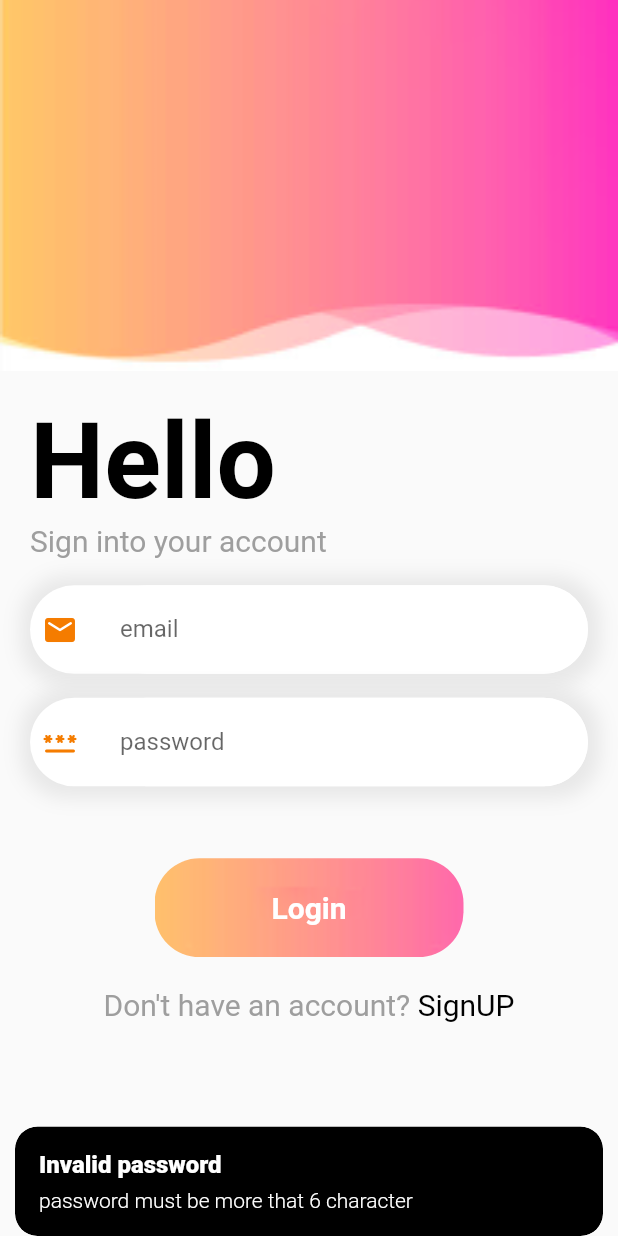
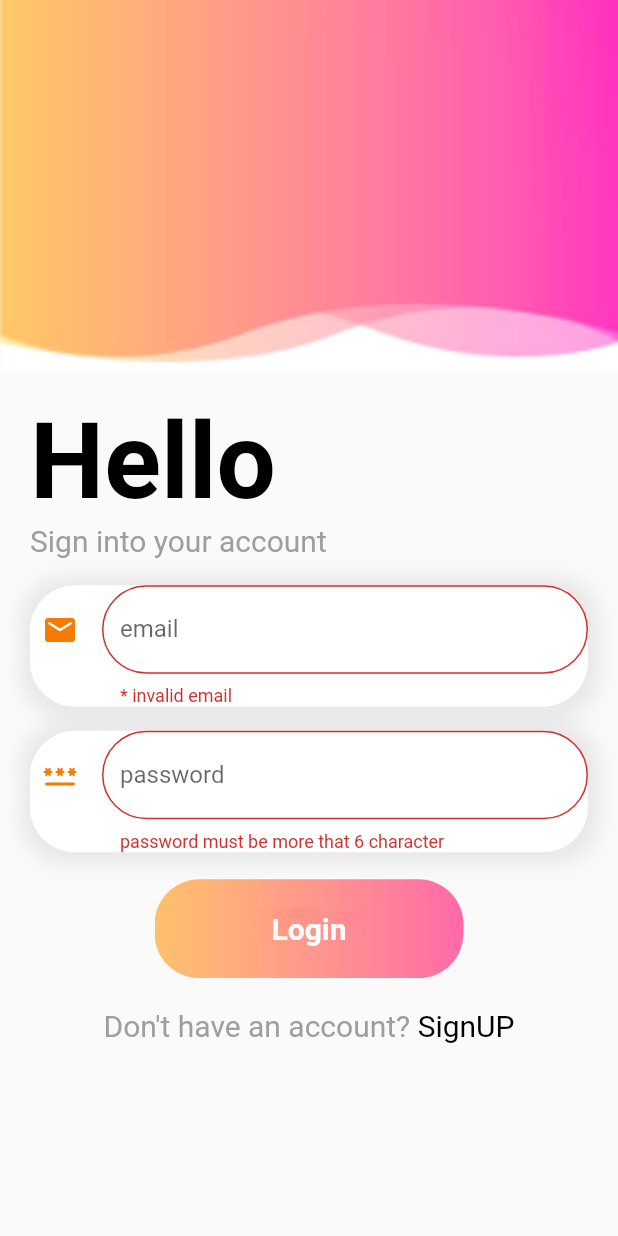
Before and after one commit to obetta1/movie-app, a Flutter app: the screen it shows after launch, after a tap on "Login", on a phone screen of 412 x 824 dp. Run offline on Flutter 3.47's test engine with Material 2 defaults, Android fonts, the phone set to English and light mode, and no system bars; our stand-ins replace cached_network_image, cloud_firestore, equatable, firebase_auth, firebase_core, firebase_storage and 4 more; accounts and stored records are empty.

Commit message:
updated text input fields

```diff
--- a/lib/controller/movie_controller.dart
+++ b/lib/controller/movie_controller.dart
@@ -25,7 +25,8 @@ class MovieController extends GetxController{
 
   void addMovieToLocal()async{
     Box box = await localStorageRepository.open();
-      movies.forEach((element) {localStorageRepository.addMovieToLocalStorage(box, element); });
+    await box.clear();
+      for (var element in movies) {localStorageRepository.addMovieToLocalStorage(box, element); }
   }
   void getMoviesFromLocaCach() async{
     Box box = await localStorageRepository.open();
--- a/lib/screens/login_screen.dart
+++ b/lib/screens/login_screen.dart
@@ -8,19 +8,28 @@ import '../widgets/widget.dart';
 import 'screens.dart';
 
 
-class LoginScreen extends StatelessWidget {
-   LoginScreen({super.key});
+class LoginScreen extends StatefulWidget {
+   const LoginScreen({super.key});
+
+  @override
+  State<LoginScreen> createState() => _LoginScreenState();
+}
+
+class _LoginScreenState extends State<LoginScreen> {
   final AuthController authController = Get.put(AuthController());
+   final formKey = GlobalKey<FormState>();
+  final formKey2 = GlobalKey<FormState>();
+
   @override
   Widget build(BuildContext context) {
-    final textStyle = Theme.of(context).textTheme;
     double wSize = MediaQuery.of(context).size.width;
     double hSize = MediaQuery.of(context).size.height;
     var emailController = TextEditingController();
     var passwordController = TextEditingController();
 
     return Scaffold(
-      body: Column(
+      body: SingleChildScrollView(
+        child: Column(
           children: [
             Container(
               width: wSize,
@@ -49,23 +58,42 @@ class LoginScreen extends StatelessWidget {
                       'Sign into your account',
                     ),
                     const SizedBox(height: 10),
-                  CustomInputfield(controller: emailController, label: 'email', icon: Icons.email_rounded,),
-                  CustomInputfield(controller: passwordController, label:  'password', icon:  Icons.password_rounded,),
-                  SizedBox(height: 40,),
+                    Form(
+                      key: formKey,
+                        child: Column(children: [
+                          CustomInputfield(controller: emailController, label: 'email',
+                            icon: Icons.email_rounded,
+                            validator: (value) {
+                              return Validate.validateEmail(value); },
+                          ),
+                          CustomInputfield(controller: passwordController, label:
+                          'password', icon:  Icons.password_rounded,
+                            validator: (value) {
+                              return Validate.validatePassword(value);
+                            },
+                          ),
+
+                          const SizedBox(height: 10,),
                           CustomButton(wSize: wSize, hSize: hSize,label: 'Login', onTap: (){
-                    if(Validate.validateEmail(emailController.text) && Validate.validatePassword(passwordController.text)) { authController.login(emailController.text, passwordController.text);
+                            if(formKey.currentState!.validate()){
+                              authController.login(emailController.text, passwordController.text);
                             }
                           }),
+                    ],)),
+
                     const SizedBox(
                       height: 20,
                     ),
-                  CustomRichText(title: 'Don\'t have an account?', spanText: ' SignUP', onPressed: ()=>Get.to(SignUpScreen()))
+                    CustomRichText(  title: 'Don\'t have an account?', spanText: ' SignUP', onPressed: ()=>Get.to(SignUpScreen())),
+
+
                   ],
                 ),
               ),
             )
           ],
         ),
+      ),
     );
   }
 }
--- a/lib/utils/validation.dart
+++ b/lib/utils/validation.dart
@@ -1,26 +1,30 @@
 
-import 'package:flutter/material.dart';
 import 'package:get/get.dart';
-import 'package:movi_app/utils/ui_helper.dart';
 
 
 
 class Validate{
-  static bool validatePassword(String password,){
+  static String? validatePassword(String password,){
     if( password.isEmpty || password.length < 6){
-      showSnackbar('Invalid password', "password must be more that 6 character");
-      return false;
+      return 'password must be more that 6 character';
     } else{
-      return true;
-    };
+      return null;
+    }
   }
 
-  static bool validateEmail(String email,){
+  static String? validateEmail(String email,){
     if( email.isNotEmpty && email.isEmail){
-      return true;
+      return  null;
     } else{
-      showSnackbar('Invalid password', "password must be more that 6 character");
-      return false;
-    };
+      return '* invalid email';
+    }
+  }
+
+  static String? validateField(String email,){
+    if( email.isEmpty){
+      return '* Field is required';
+    } else{
+      return null;
+    }
   }
 }
--- a/lib/widgets/custom_imput_field.dart
+++ b/lib/widgets/custom_imput_field.dart
@@ -2,14 +2,15 @@
 import 'package:flutter/material.dart';
 
 class CustomInputfield extends StatelessWidget {
-  const CustomInputfield({
+   CustomInputfield({
     super.key,
-     required this.label, this.icon, required this.controller,
+     required this.label, this.icon, required this.controller, required this.validator,
   });
 
   final TextEditingController controller;
   final String label;
   final IconData? icon;
+   final FormFieldValidator validator;
 
   @override
   Widget build(BuildContext context) {
@@ -28,7 +29,7 @@ class CustomInputfield extends StatelessWidget {
               )
             ]
         ),
-        child: TextField(
+        child: TextFormField(
           controller: controller,
           decoration: InputDecoration(
             label:  Text(label),
@@ -52,7 +53,9 @@ class CustomInputfield extends StatelessWidget {
             border: OutlineInputBorder(
               borderRadius: BorderRadius.circular(30),
             ),
+
           ),
+          validator:validator,
         ),
       ),
     );
```
Also changed, not shown: lib/screens/home_screen.dart (+24 -9 lines), lib/screens/signup_screen.dart (+19 -17 lines), lib/utils/ui_helper.dart (+66 -12 lines), lib/widgets/CustomForm.dart (added, +65 -0 lines). Lines whose indentation alone changed are shown as unchanged.
